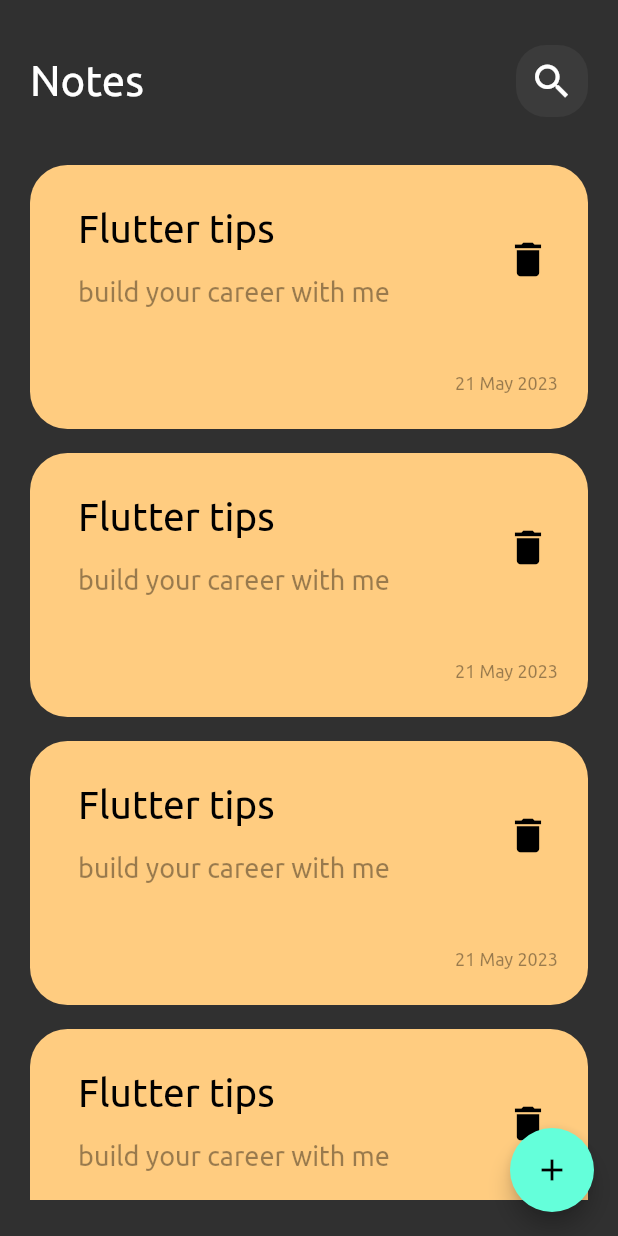
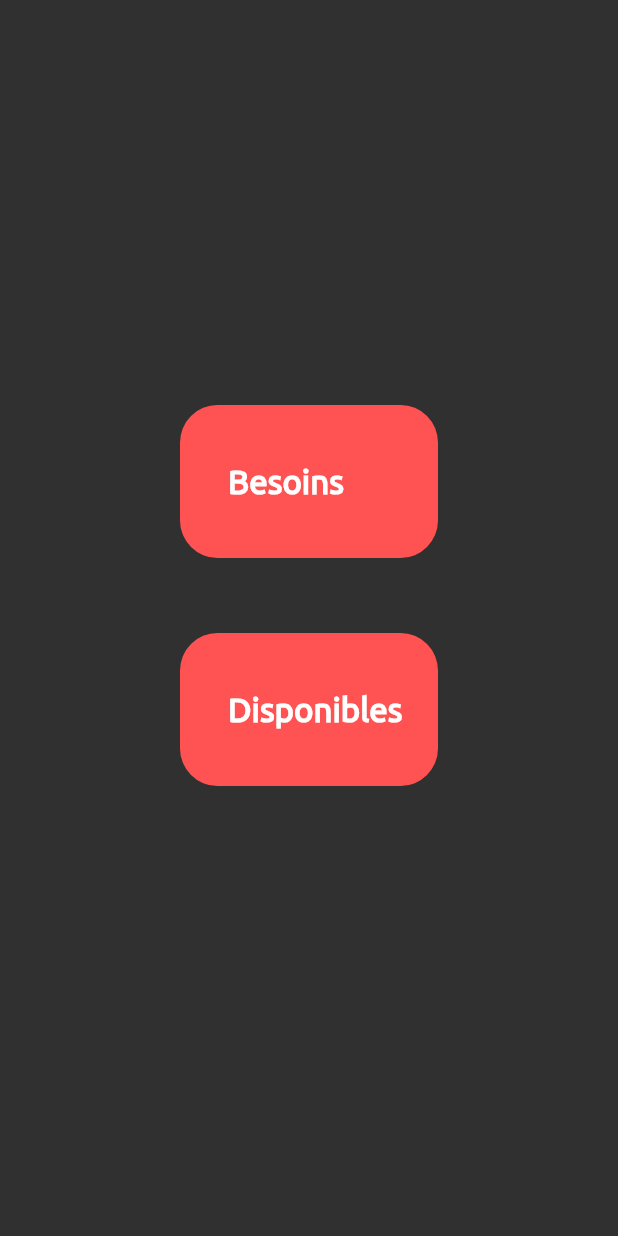
Before and after one commit to aymen-hacini/notes_app_flutter, a Flutter app: the screen it shows after launch, on a phone screen of 412 x 824 dp. Run offline on Flutter 3.47's test engine with Material 2 defaults, Android fonts, the phone set to English and light mode, and no system bars.

Commit message:
add selector view of diffrents notes

```diff
--- a/notes_app/lib/main.dart
+++ b/notes_app/lib/main.dart
@@ -1,5 +1,6 @@
 import 'package:flutter/material.dart';
 import 'package:notes_app/views/notes_view.dart';
+import 'package:notes_app/views/selector_view.dart';
 
 void main() {
   runApp(const NotesApp());
@@ -11,9 +12,10 @@ class NotesApp extends StatelessWidget {
   @override
   Widget build(BuildContext context) {
     return MaterialApp(
+      debugShowCheckedModeBanner: false,
       theme: ThemeData(brightness: Brightness.dark, fontFamily: 'Ubuntu'),
 
-      home: const NotesView(),
+      home: const Selectorview(),
     );
   }
 }
--- /dev/null
+++ b/notes_app/lib/views/edit_note_view.dart
@@ -0,0 +1,13 @@
+import 'package:flutter/material.dart';
+import 'package:notes_app/views/widgets/edit_view_body.dart';
+
+class EditNoteView extends StatelessWidget {
+  const EditNoteView({super.key});
+
+  @override
+  Widget build(BuildContext context) {
+    return Scaffold(
+      body: EditNoteViewBody(),
+    );
+  }
+}
--- /dev/null
+++ b/notes_app/lib/views/selector_view.dart
@@ -0,0 +1,16 @@
+import 'package:flutter/material.dart';
+import 'package:notes_app/views/widgets/selector_view_body.dart';
+
+
+
+class Selectorview extends StatelessWidget {
+  const Selectorview({super.key});
+
+  @override
+  Widget build(BuildContext context) {
+    return Scaffold(
+
+      body: const Selectorviewbody(),
+    );
+  }
+}
--- a/notes_app/lib/views/widgets/custom_note_item.dart
+++ b/notes_app/lib/views/widgets/custom_note_item.dart
@@ -1,31 +1,53 @@
 import 'package:flutter/material.dart';
+import 'package:notes_app/views/edit_note_view.dart';
+
 class NotesItem extends StatelessWidget {
   const NotesItem({super.key});
 
   @override
   Widget build(BuildContext context) {
-    return Container(
+    return GestureDetector(
+      onTap: () {
+        Navigator.push(context, MaterialPageRoute(builder: (context) {
+          return const EditNoteView();
+        }));
+      },
+      child: Container(
         padding: EdgeInsets.only(top: 23, bottom: 23, left: 16),
         decoration: BoxDecoration(
-        color:  Color(0xffFFCC80),
+          color: Color(0xffFFCC80),
           borderRadius: BorderRadius.circular(25),
         ),
-      child: Column(
-        crossAxisAlignment: CrossAxisAlignment.end,
-        children:[
+        child: Column(crossAxisAlignment: CrossAxisAlignment.end, children: [
           ListTile(
-          title: const Text('Flutter tips', style: TextStyle(color: Colors.black, fontSize: 26), ),
+            title: const Text(
+              'Flutter tips',
+              style: TextStyle(color: Colors.black, fontSize: 26),
+            ),
             subtitle: Padding(
               padding: const EdgeInsets.only(top: 17),
-            child: Text('build your career with me', style: TextStyle(color: Colors.black.withOpacity(.4), fontSize: 18)),
+              child: Text('build your career with me',
+                  style: TextStyle(
+                      color: Colors.black.withOpacity(.4), fontSize: 18)),
             ),
-          trailing:  IconButton(onPressed: (){}, icon: Icon(Icons.delete, color: Colors.black, size: 30,)),
+            trailing: IconButton(
+                onPressed: () {},
+                icon: Icon(
+                  Icons.delete,
+                  color: Colors.black,
+                  size: 30,
+                )),
           ),
           Padding(
-          padding: const EdgeInsets.only(top: 40,right: 20),
-          child: Text('21 May 2023', style: TextStyle(color: Colors.black.withOpacity(.4), fontSize: 12),),
+            padding: const EdgeInsets.only(top: 40, right: 20),
+            child: Text(
+              '21 May 2023',
+              style:
+                  TextStyle(color: Colors.black.withOpacity(.4), fontSize: 12),
+            ),
           )
         ]),
+      ),
     );
   }
 }
--- /dev/null
+++ b/notes_app/lib/views/widgets/edit_view_body.dart
@@ -0,0 +1,10 @@
+import 'package:flutter/material.dart';
+
+class EditNoteViewBody extends StatelessWidget {
+  const EditNoteViewBody({super.key});
+
+  @override
+  Widget build(BuildContext context) {
+    return Container();
+  }
+}
--- /dev/null
+++ b/notes_app/lib/views/widgets/selector_item.dart
@@ -0,0 +1,34 @@
+import 'package:flutter/material.dart';
+
+import 'package:notes_app/views/notes_view.dart';
+
+class Selectoritem extends StatelessWidget {
+  const Selectoritem({super.key, required this.text});
+  final String text;
+
+  @override
+  Widget build(BuildContext context) {
+    return GestureDetector(
+      onTap: ()  {
+        Navigator.push(context, MaterialPageRoute(builder: (context) {
+          return const NotesView();
+        }));
+      },
+      child: Container(
+        padding: EdgeInsets.only(top: 23, bottom: 23, left: 16),
+        decoration: BoxDecoration(
+          color: Colors.redAccent,
+          borderRadius: BorderRadius.circular(25),
+        ),
+        child: Column(crossAxisAlignment: CrossAxisAlignment.end, children: [
+          ListTile(
+            title:  Text(
+              text,
+              style: TextStyle(color: Colors.white, fontSize: 22, fontWeight: FontWeight.bold),
+            ),
+          ),
+        ]),
+      ),
+    );
+  }
+}
--- /dev/null
+++ b/notes_app/lib/views/widgets/selector_list_view.dart
@@ -0,0 +1,21 @@
+import 'package:flutter/material.dart';
+import 'package:notes_app/views/widgets/selector_item.dart';
+
+import 'custom_note_item.dart';
+class Selectorlistview extends StatelessWidget {
+  const Selectorlistview({super.key});
+
+  @override
+  Widget build(BuildContext context) {
+    return Padding(
+      padding:  EdgeInsets.only(top: 200, bottom: 20, left: 100, right: 100),
+      child: Column(children: [
+        Selectoritem(text: 'Besoins',),
+        SizedBox(height: 50,)
+        , Selectoritem(text: 'Disponibles',),
+        SizedBox(height: 50,)
+      ],)
+
+    );
+  }
+}
--- /dev/null
+++ b/notes_app/lib/views/widgets/selector_view_body.dart
@@ -0,0 +1,27 @@
+
+
+import 'package:flutter/material.dart';
+import 'package:notes_app/views/widgets/notes_view_bar.dart';
+import 'package:notes_app/views/widgets/selector_list_view.dart';
+
+
+
+
+class Selectorviewbody extends StatelessWidget {
+  const Selectorviewbody({super.key});
+
+
+  @override
+  Widget build(BuildContext context) {
+    return Padding(
+      padding: const EdgeInsets.symmetric(horizontal: 20),
+      child: Column(
+        children: [
+          SizedBox(height: 70),
+
+          Expanded(child: Selectorlistview())
+        ],
+      ),
+    );
+  }
+}
```
Lines whose indentation alone changed are shown as unchanged.
